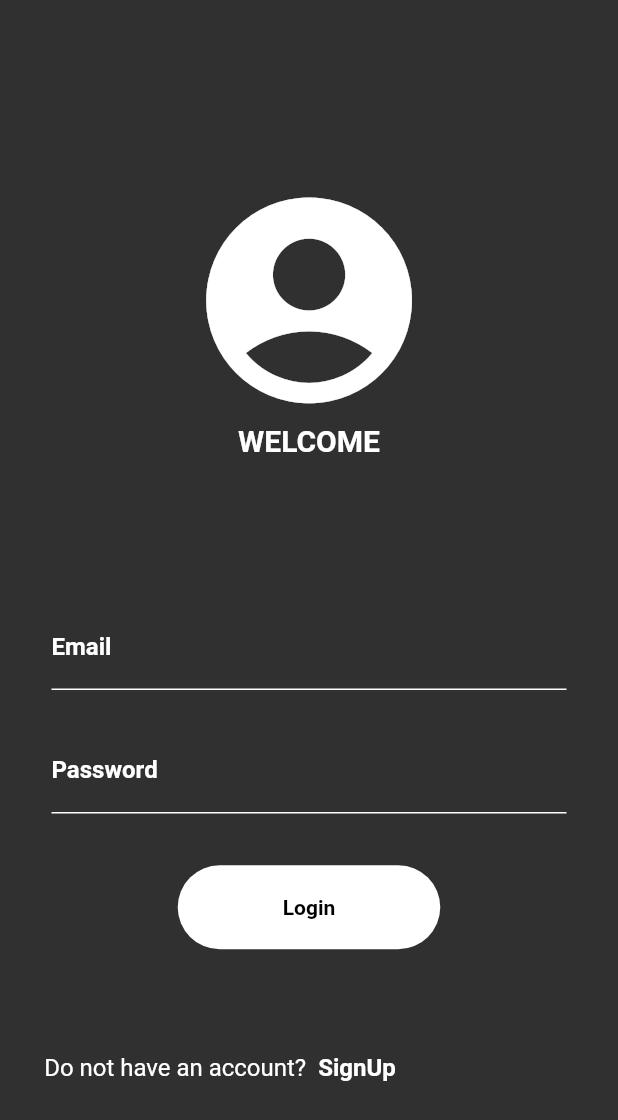
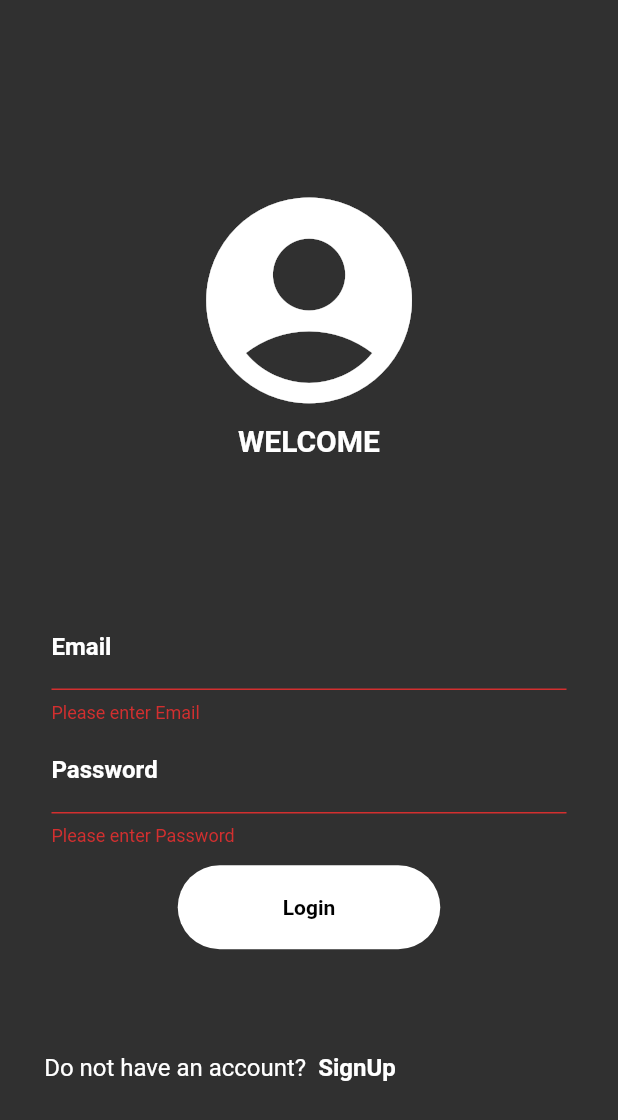
Before and after one commit to adeela8116/demoWithGetX, a Flutter app: the AuthenticationView screen opened by its route, after a tap on "Login", on a phone screen of 412 x 824 dp. Shown: the top 1120 px of the screen. Run offline on Flutter 3.47's test engine with Material 2 defaults, Android fonts, the phone set to English and light mode, and no system bars; our stand-ins replace firebase_auth, firebase_core, get, google_sign_in; accounts and stored records are empty.

Commit message:
Added auth with Email and password.

```diff
--- a/lib/app/modules/authentication/controllers/authentication_controller.dart
+++ b/lib/app/modules/authentication/controllers/authentication_controller.dart
@@ -1,17 +1,32 @@
-import 'package:demoproject_with_get_x/app/modules/authentication/views/authentication_view.dart';
-import 'package:demoproject_with_get_x/app/modules/authentication/views/signup_view.dart';
+import 'package:demoproject_with_get_x/app/routes/app_pages.dart';
 import 'package:flutter/material.dart';
 import 'package:get/get.dart';
 import 'package:firebase_auth/firebase_auth.dart';
+import 'package:google_sign_in/google_sign_in.dart';
 
 class AuthenticationController extends GetxController {
-  Rx<TextEditingController> emailTextController = TextEditingController().obs;
-  Rx<TextEditingController>  passController = TextEditingController().obs;
+  late Rx<TextEditingController> emailTextController;
+  late Rx<TextEditingController>  passTextController;
+  late Rx<TextEditingController> signupEmailTextController;
+  late Rx<TextEditingController>  signupPassTextController;
+  late GlobalKey<FormState> signinFormKey;
+  late GlobalKey<FormState> signupFormKey;
 
   final count = 0.obs;
+  void increment() => count.value++;
+  void gotoSignUp() => Get.toNamed(Routes.SIGNUP);
+  void gotoSignIn() => Get.toNamed(Routes.AUTHENTICATION);
+  void gotoChat() => Get.toNamed(Routes.CHAT);
+
   @override
   void onInit() {
     super.onInit();
+    emailTextController = TextEditingController().obs;
+    passTextController = TextEditingController().obs;
+    signupEmailTextController = TextEditingController().obs;
+    signupPassTextController = TextEditingController().obs;
+    signinFormKey = GlobalKey<FormState>();
+    signupFormKey = GlobalKey<FormState>();
   }
 
   @override
@@ -24,20 +39,52 @@ class AuthenticationController extends GetxController {
     super.onClose();
   }
 
-  void increment() => count.value++;
-  void gotoSignUp() => Get.to(SignupView());
-  void gotoSignIn() => Get.to(AuthenticationView());
-
   Future signIn() async {
-    print("emailController.text: ${emailTextController.value.text}");
-    try{
-      var response = await FirebaseAuth.instance.signInWithEmailAndPassword(
-          email: emailTextController.value.text.trim(),
-          password: passController.value.text.trim()
-      );
-      print(response);
-    } catch(e){
-      print(e);
+    if(signinFormKey.currentState!.validate()){
+      try{
+        final response = await FirebaseAuth.instance.signInWithEmailAndPassword(
+            email: emailTextController.value.text.trim(),
+            password: passTextController.value.text.trim()
+        );
+        gotoChat();
+        print("Login Successful");
+      } on FirebaseAuthException catch(e){
+        if(e.code == 'user-not-found') {Get.snackbar("Error", "Email is not found");}
+        else if(e.code == 'wrong-password') {Get.snackbar("Error", "You have entered wrong Password");}
+      } catch(e){print(e);}
     }
   }
+  Future signUp() async {
+    if(signupFormKey.currentState!.validate()){
+      try {
+        final credential = await FirebaseAuth.instance.createUserWithEmailAndPassword(
+          email: signupEmailTextController.value.text.trim(),
+          password: signupPassTextController.value.text.trim(),
+        );
+        gotoSignIn();
+      } on FirebaseAuthException catch (e) {
+        if (e.code == 'weak-password') {Get.snackbar("ERROR", "The password provided is too weak.");}
+        else if (e.code == 'email-already-in-use') {Get.snackbar("ERROR", "The account already exists for that email.");}
+      } catch (e) {
+        print(e);
+      }
+    }
+  }
+
+  Future<UserCredential> signInWithGoogle() async {
+    // Trigger the authentication flow
+    final GoogleSignInAccount? googleUser = await GoogleSignIn().signIn();
+
+    // Obtain the auth details from the request
+    final GoogleSignInAuthentication? googleAuth = await googleUser?.authentication;
+
+    // Create a new credential
+    final credential = GoogleAuthProvider.credential(
+      accessToken: googleAuth?.accessToken,
+      idToken: googleAuth?.idToken,
+    );
+
+    // Once signed in, return the UserCredential
+    return await FirebaseAuth.instance.signInWithCredential(credential);
+  }
 }
--- a/lib/app/modules/authentication/views/authentication_view.dart
+++ b/lib/app/modules/authentication/views/authentication_view.dart
@@ -8,7 +8,6 @@ class AuthenticationView extends GetView<AuthenticationController> {
 
   @override
   Widget build(BuildContext context) {
-    String results = 'No';
 
     return Scaffold(
       body: SafeArea(
@@ -16,6 +15,7 @@ class AuthenticationView extends GetView<AuthenticationController> {
             height: Get.height,
             width: Get.width,
             child: Form(
+              key: authController.signinFormKey,
               child: Column(
                 children: [
                   Expanded(
@@ -41,8 +41,8 @@ class AuthenticationView extends GetView<AuthenticationController> {
                   Expanded(
                       child: Column(
                         children: [
-                          _textField("email", authController.emailTextController.value, TextInputType.emailAddress, "Email"),
-                          _textField("pass", authController.passController.value, TextInputType.text, "Password"),
+                          _textField("email", TextInputType.emailAddress, "Email"),
+                          _textField("pass", TextInputType.text, "Password"),
                           // paddingSymmetric(vertical: Get.height/100),
                           TextButton(
                               style: ButtonStyle(
@@ -53,7 +53,7 @@ class AuthenticationView extends GetView<AuthenticationController> {
                                   shape: MaterialStateProperty.all<RoundedRectangleBorder>(
                                       RoundedRectangleBorder(borderRadius: BorderRadius.circular(30),))
                               ),
-                              onPressed: AuthenticationController().signIn ,
+                              onPressed: authController.signIn ,
                               child: const Text("Login", style: TextStyle(fontWeight: FontWeight.bold, color: Colors.black))
                           ),
                           Padding(padding: EdgeInsets.symmetric(vertical: Get.height/30)),
@@ -64,7 +64,7 @@ class AuthenticationView extends GetView<AuthenticationController> {
                               crossAxisAlignment: CrossAxisAlignment.center,
                               children: [
                                 const Text("Do not have an account?", style: TextStyle(fontSize: 16)),
-                                TextButton(onPressed: AuthenticationController().gotoSignUp, child: const Text("SignUp", style: TextStyle(fontWeight: FontWeight.bold, fontSize: 16, color: Colors.white)))
+                                TextButton(onPressed: authController.gotoSignUp, child: const Text("SignUp", style: TextStyle(fontWeight: FontWeight.bold, fontSize: 16, color: Colors.white)))
                               ],
                             ),
                           ),
@@ -78,12 +78,12 @@ class AuthenticationView extends GetView<AuthenticationController> {
       ),
     );
   }
-  Widget _textField(String type, TextEditingController controller, TextInputType inputType, String text){
+  Widget _textField(String type, TextInputType inputType, String text){
     return SizedBox(
       height: Get.height/10,
       width: Get.width/1.2,
       child: TextFormField(
-        controller: controller,
+        controller: type == "pass" ? authController.passTextController.value : authController.emailTextController.value,
         cursorColor: Colors.white,
         keyboardType: inputType,
         autovalidateMode: AutovalidateMode.onUserInteraction,
--- a/lib/app/routes/app_routes.dart
+++ b/lib/app/routes/app_routes.dart
@@ -5,6 +5,8 @@ abstract class Routes {
   Routes._();
   static const HOME = _Paths.HOME;
   static const AUTHENTICATION = _Paths.AUTHENTICATION;
+  static const SIGNUP = _Paths.SIGNUP;
+  static const SIGNOUT = _Paths.SIGNOUT;
   static const CHAT = _Paths.CHAT;
 }
 
@@ -12,5 +14,7 @@ abstract class _Paths {
   _Paths._();
   static const HOME = '/home';
   static const AUTHENTICATION = '/authentication';
+  static const SIGNUP = '/authentication/views/signup_view';
+  static const SIGNOUT = '/authentication/views/signout_view';
   static const CHAT = '/chat';
 }
--- a/pubspec.yaml
+++ b/pubspec.yaml
@@ -14,6 +14,7 @@ dependencies:
   firebase_storage: ^10.3.8
   firebase_database: ^9.1.4
   get: 4.6.5
+  google_sign_in: '^4.5.1'
   flutter:
     sdk: flutter
 
```
Also changed, not shown: assets/models/user.json (added, +7 -0 lines), lib/app/modules/authentication/views/signup_view.dart (+10 -11 lines), lib/app/modules/home/providers/user_provider.dart (added, +22 -0 lines), lib/app/modules/home/user_model.dart (added, +27 -0 lines), lib/app/routes/app_pages.dart (+12 -0 lines), pubspec.lock.
